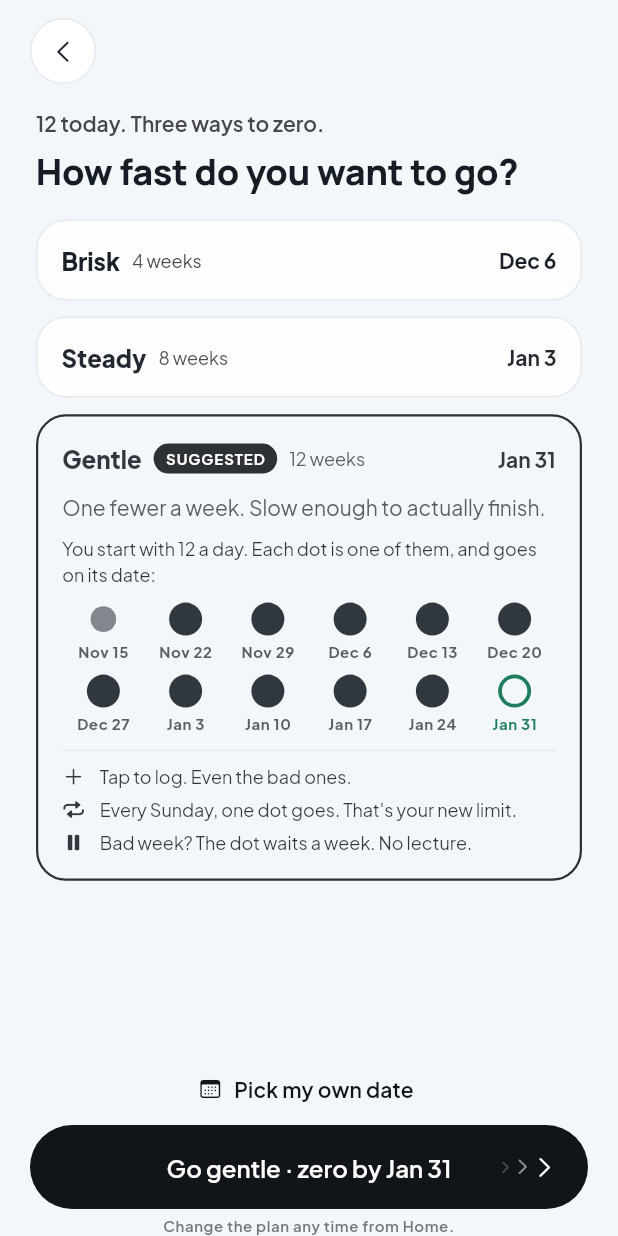
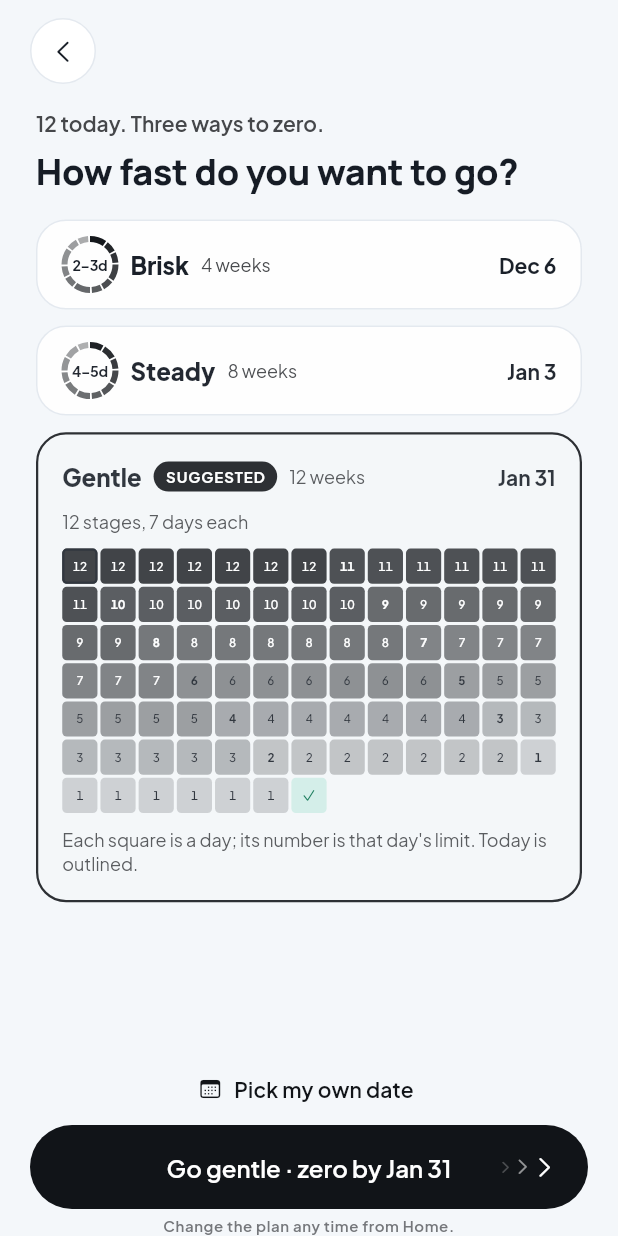
Before and after one commit to phawadshah2/exhale, a Flutter app: the screen it shows after launch, swiped to page 3, on a phone screen of 412 x 824 dp. Run offline on Flutter 3.47's test engine with Material 3 defaults, Android fonts, the phone set to English and light mode, and no system bars; our stand-ins replace drift, drift_flutter, flutter_riverpod, get_it, go_router, package_info_plus; missing offline and left inert: liquid_glass_renderer; accounts and stored records are empty; generated files the repository leaves out were written again.

Commit message:
feat(onboarding): show each pace's stages on the plan

```diff
--- a/lib/features/onboarding/presentation/onboarding_copy.dart
+++ b/lib/features/onboarding/presentation/onboarding_copy.dart
@@ -280,16 +280,37 @@ abstract final class OnboardingCopy {
   static String dealGo(String? pace, String date) =>
       '${pace == null ? 'Go' : 'Go ${pace.toLowerCase()}'} · zero by $date';
   static const pickOwnDate = 'Pick my own date';
-  static const ruleLog = 'Tap to log. Even the bad ones.';
-  static const ruleHold = 'Bad week? The dot waits a week. No lecture.';
-  static String ruleEvery(int days, String weekday) => days == 7
-      ? "Every $weekday, one dot goes. That's your new limit."
-      : 'About every $days days, one dot goes.';
-  static String dotsIntro(int amount, int unit, String units) => unit == 1
-      ? 'You start with $amount a day. Each dot is one of them, and goes on '
-            'its date:'
-      : 'You start with $amount a day. Each dot is $unit $units, and goes on '
-            'its date:';
+  static const customPace = 'Your date';
+
+  /// "4 weeks", or "5 wk 5 d" when it is not whole weeks.
+  static String planLength(int days) => days % 7 == 0
+      ? weeks(days ~/ 7)
+      : days < 7
+      ? '$days d'
+      : '${days ~/ 7} wk ${days % 7} d';
+
+  /// How long a stage lasts, inside the closed card's ring.
+  static String stageSpan(int shortest, int longest) =>
+      shortest == longest ? '${shortest}d' : '$shortest–${longest}d';
+  static String stagesLine(int count, int shortest, int longest) {
+    final days = shortest == longest ? '$shortest' : '$shortest–$longest';
+    return '$count stages, $days ${longest == 1 ? 'day' : 'days'} each';
+  }
+
+  /// Under the grid: what a square is, by its length in days.
+  static String gridNote(int squareDays) => switch (squareDays) {
+    1 =>
+      "Each square is a day; its number is that day's limit. Today is "
+          'outlined.',
+    7 =>
+      'Each square is a week; its number is the daily limit when it '
+          'starts. This week is outlined.',
+    _ =>
+      'Each square is ${squareDays ~/ 7} weeks; its number is the daily '
+          'limit when they start. The first is outlined.',
+  };
+  static String gridSummary(int days, int start, String date) =>
+      '$days days, $start a day falling to zero by $date.';
   static const dealFinePrint = 'Change the plan any time from Home.';
 
   static const continueButton = 'Continue';
--- a/lib/features/onboarding/presentation/steps/deal_step.dart
+++ b/lib/features/onboarding/presentation/steps/deal_step.dart
@@ -1,4 +1,5 @@
 import 'dart:async';
+import 'dart:math' as math;
 
 import 'package:exhale/app/router/app_routes.dart';
 import 'package:exhale/core/domain/time/logical_day.dart';
@@ -21,28 +22,23 @@ import 'package:flutter_riverpod/flutter_riverpod.dart';
 import 'package:go_router/go_router.dart';
 
 class _Pace {
-  const _Pace(this.name, this.weeks, this.blurb);
+  const _Pace(this.name, this.weeks);
 
   final String name;
   final int weeks;
-  final String blurb;
 
   int get days => weeks * 7;
 }
 
-const _paces = [
-  _Pace(
-    'Brisk',
-    4,
-    'Fast and firm. For people who’ve done this before. Allegedly.',
-  ),
-  _Pace('Steady', 8, 'Eight weeks. A resolution that actually sticks.'),
-  _Pace('Gentle', 12, 'One fewer a week. Slow enough to actually finish.'),
-];
+const _paces = [_Pace('Brisk', 4), _Pace('Steady', 8), _Pace('Gentle', 12)];
 
-/// Step 3: three ways to zero, the plan's rules, and the save.
+/// Step 3: three ways to zero, each showing its stages, an optional date of
+/// the user's own, and the save.
 class DealStep extends ConsumerStatefulWidget {
   const DealStep({super.key});
+
+  /// The selected card's grid of days.
+  static const Key gridKey = ValueKey('dealStageGrid');
 
   @override
   ConsumerState<DealStep> createState() => _DealStepState();
@@ -52,6 +48,9 @@ class _DealStepState extends ConsumerState<DealStep> {
   /// The replace alert is up, so another press must not open a second one.
   bool _asking = false;
 
+  /// The date picked with "Pick my own date"; its card stays once picked.
+  LogicalDay? _custom;
+
   @override
   void initState() {
     super.initState();
@@ -60,7 +59,7 @@ class _DealStepState extends ConsumerState<DealStep> {
       if (!mounted) return;
       final form = ref.read(onboardingFormProvider);
       if (form.quitPreset == null) return;
-      _choose(_paces[_suggestedIndex(form)]);
+      _choose(form.startDay.addDays(_paces[_suggestedIndex(form)].days));
     });
   }
 
@@ -79,12 +78,8 @@ class _DealStepState extends ConsumerState<DealStep> {
     return best;
   }
 
-  void _choose(_Pace pace) {
-    final form = ref.read(onboardingFormProvider);
-    ref
-        .read(onboardingFormProvider.notifier)
-        .setQuitDay(form.startDay.addDays(pace.days));
-  }
+  void _choose(LogicalDay quitDay) =>
+      ref.read(onboardingFormProvider.notifier).setQuitDay(quitDay);
 
   Future<void> _pickDate() async {
     final controller = ref.read(onboardingFormProvider.notifier);
@@ -97,6 +92,11 @@ class _DealStepState extends ConsumerState<DealStep> {
     );
     if (picked == null || !mounted) return;
     controller.setQuitDay(LogicalDay.fromDate(picked));
+    final form = ref.read(onboardingFormProvider);
+    final isPace = _paces.any(
+      (p) => form.quitDay == form.startDay.addDays(p.days),
+    );
+    if (!isPace) setState(() => _custom = form.quitDay);
   }
 
   Future<void> _shake() async {
@@ -137,6 +137,19 @@ class _DealStepState extends ConsumerState<DealStep> {
     final selected = _paces.indexWhere(
       (p) => form.quitDay == form.startDay.addDays(p.days),
     );
+    // A date that is no pace's, as when coming back to this step, is the
+    // user's own.
+    final custom = _custom ?? (selected < 0 ? form.quitDay : null);
+    final cards = [
+      for (final (i, pace) in _paces.indexed)
+        (
+          name: pace.name,
+          quit: form.startDay.addDays(pace.days),
+          suggested: i == suggested,
+        ),
+      if (custom != null)
+        (name: OnboardingCopy.customPace, quit: custom, suggested: false),
+    ];
 
     return OnboardingStepFrame(
       button: ChevronButton(
@@ -191,19 +204,20 @@ class _DealStepState extends ConsumerState<DealStep> {
             ),
           ),
           const SizedBox(height: AppSpacing.md + 2),
-          for (final (i, pace) in _paces.indexed)
+          for (final (i, card) in cards.indexed)
             StepReveal(
               index: 2 + i,
               child: Padding(
                 padding: const EdgeInsets.only(bottom: 10),
                 child: _PaceCard(
-                  pace: pace,
+                  name: card.name,
+                  quit: card.quit,
                   form: form,
-                  open: i == selected,
-                  suggested: i == suggested,
+                  open: form.quitDay == card.quit,
+                  suggested: card.suggested,
                   onTap: () {
                     unawaited(HapticFeedback.selectionClick());
-                    _choose(pace);
+                    _choose(card.quit);
                   },
                 ),
               ),
@@ -242,16 +256,26 @@ class _DealStepState extends ConsumerState<DealStep> {
   }
 }
 
+/// The shortest and longest stage of [plan], in days.
+(int, int) _stageSpan(ReductionPlan plan) {
+  final lengths = [for (final stage in plan.stages) stage.lengthDays];
+  return (lengths.reduce(math.min), lengths.reduce(math.max));
+}
+
+/// One way to zero. Closed, a ring of its stages; selected, the stage count
+/// and a grid of its days.
 class _PaceCard extends StatelessWidget {
   const _PaceCard({
-    required this.pace,
+    required this.name,
+    required this.quit,
     required this.form,
     required this.open,
     required this.suggested,
     required this.onTap,
   });
 
-  final _Pace pace;
+  final String name;
+  final LogicalDay quit;
   final OnboardingFormState form;
   final bool open;
   final bool suggested;
@@ -262,16 +286,22 @@ class _PaceCard extends StatelessWidget {
     final colors = context.colors;
     final exhale = context.exhale;
     final text = context.textTheme;
-    final quit = form.startDay.addDays(pace.days);
     final plan = ReductionPlan(
       startDay: form.startDay,
       startLimit: form.startLimit,
       quitDay: quit,
     );
+    final (shortest, longest) = _stageSpan(plan);
+    final stagesLine = OnboardingCopy.stagesLine(
+      plan.stageCount,
+      shortest,
+      longest,
+    );
+    final length = OnboardingCopy.planLength(plan.totalDays);
     final cardColor =
         context.theme.cardTheme.color ?? colors.surfaceContainerLow;
-    final name = Text(
-      pace.name,
+    final title = Text(
+      name,
       overflow: TextOverflow.ellipsis,
       style: text.titleMedium?.copyWith(fontWeight: FontWeight.w800),
     );
@@ -293,12 +323,16 @@ class _PaceCard extends StatelessWidget {
       ),
     );
     final weeks = Text(
-      OnboardingCopy.weeks(pace.weeks),
+      length,
       style: text.bodySmall?.copyWith(color: colors.onSurfaceVariant),
     );
     final date = Text(
       AppFormat.monthDay(quit),
       style: text.titleSmall?.copyWith(fontWeight: FontWeight.w700),
+    );
+    final ring = _StageRing(
+      plan: plan,
+      label: OnboardingCopy.stageSpan(shortest, longest),
     );
     // The header is read as the card's label; the rest of an open card is
     // read after it.
@@ -308,17 +342,24 @@ class _PaceCard extends StatelessWidget {
               spacing: 8,
               runSpacing: 4,
               crossAxisAlignment: WrapCrossAlignment.center,
-              children: [name, if (suggested) badge, weeks, date],
+              children: [
+                if (!open) ring,
+                title,
+                if (suggested) badge,
+                weeks,
+                date,
+              ],
             )
           : Row(
               spacing: 8,
               children: [
+                if (!open) ring,
                 // Takes the rest of the row, so the date sits at its end.
                 Expanded(
                   child: Row(
                     spacing: 8,
                     children: [
-                      Flexible(child: name),
+                      Flexible(child: title),
                       if (suggested) badge,
                       Flexible(child: weeks),
                     ],
@@ -328,16 +369,21 @@ class _PaceCard extends StatelessWidget {
               ],
             ),
     );
+    final muted = text.bodySmall?.copyWith(
+      color: colors.onSurfaceVariant,
+      height: 1.35,
+    );
     return Semantics(
       button: true,
       inMutuallyExclusiveGroup: true,
       checked: open,
       onTap: onTap,
       label: [
-        pace.name,
+        name,
         if (suggested) OnboardingCopy.suggested.toLowerCase(),
-        OnboardingCopy.weeks(pace.weeks),
+        length,
         AppFormat.monthDay(quit),
+        stagesLine,
       ].join(', '),
       child: GestureDetector(
         behavior: HitTestBehavior.opaque,
@@ -348,7 +394,7 @@ class _PaceCard extends StatelessWidget {
           curve: AppMotion.swapCurve,
           padding: EdgeInsets.symmetric(
             horizontal: 16,
-            vertical: open ? 16 : 14,
+            vertical: open ? 16 : 10,
           ),
           decoration: BoxDecoration(
             color: open ? exhale.inset : cardColor,
@@ -368,23 +414,12 @@ class _PaceCard extends StatelessWidget {
               children: [
                 header,
                 if (open) ...[
+                  ExcludeSemantics(child: Text(stagesLine, style: muted)),
+                  _StageGrid(key: DealStep.gridKey, plan: plan),
                   Text(
-                    pace.blurb,
-                    style: text.bodyMedium?.copyWith(
-                      color: colors.onSurfaceVariant,
-                      height: 1.4,
-                    ),
+                    OnboardingCopy.gridNote(_StageGrid.squareDays(plan)),
+                    style: muted,
                   ),
-                  Text(
-                    OnboardingCopy.dotsIntro(
-                      form.startLimit,
-                      form.dotUnit,
-                      form.habit.units,
-                    ),
-                    style: text.bodySmall?.copyWith(height: 1.4),
-                  ),
-                  _Dots(plan: plan, form: form),
-                  _Rules(plan: plan, form: form),
                 ],
               ],
             ),
@@ -395,98 +430,161 @@ class _PaceCard extends StatelessWidget {
   }
 }
 
-/// The days each dot goes: a dot is [OnboardingFormState.dotUnit] of the
-/// starting limit, and goes on the first day the limit falls that far.
-List<LogicalDay> _dropDays(ReductionPlan plan, OnboardingFormState form) {
-  final unit = form.dotUnit;
-  return [
-    for (var k = 0; k < form.dotCount; k++)
-      () {
-        final target = (form.startLimit - (k + 1) * unit).clamp(0, 999);
-        for (var d = 0; d <= plan.totalDays; d++) {
-          final day = form.startDay.addDays(d);
-          if (plan.limitOn(day) <= target) return day;
-        }
-        return plan.quitDay;
-      }(),
-  ];
+/// A ring of [plan]'s stages: each segment as long as its stage, darker for
+/// a higher limit, with [label] (how long a stage lasts) inside.
+class _StageRing extends StatelessWidget {
+  const _StageRing({required this.plan, required this.label});
+
+  final ReductionPlan plan;
+  final String label;
+
+  static const double size = 38;
+
+  @override
+  Widget build(BuildContext context) => SizedBox.square(
+    dimension: size,
+    child: CustomPaint(
+      painter: _StageRingPainter(plan: plan, color: context.exhale.emphasis),
+      child: Center(
+        child: MediaQuery.withNoTextScaling(
+          child: Text(
+            label,
+            maxLines: 1,
+            style: context.textTheme.labelSmall?.copyWith(
+              fontSize: 9.5,
+              fontWeight: FontWeight.w700,
+              letterSpacing: -0.2,
+            ),
+          ),
+        ),
+      ),
+    ),
+  );
 }
 
-/// One dot per unit of today's limit, each with the date it goes. In turn
-/// they fade out and back, so the taper plays on a loop. Still under Reduce
-/// Motion.
-class _Dots extends StatefulWidget {
-  const _Dots({required this.plan, required this.form});
+class _StageRingPainter extends CustomPainter {
+  _StageRingPainter({required this.plan, required this.color});
 
   final ReductionPlan plan;
-  final OnboardingFormState form;
+  final Color color;
+
+  static const double _stroke = 4;
+  static const double _gap = 1.2;
 
   @override
-  State<_Dots> createState() => _DotsState();
-}
-
-class _DotsState extends State<_Dots> with SingleTickerProviderStateMixin {
-  late final AnimationController _loop = AnimationController(
-    vsync: this,
-    duration: const Duration(seconds: 10),
-  );
-
-  @override
-  void didChangeDependencies() {
-    super.didChangeDependencies();
-    if (MediaQuery.disableAnimationsOf(context)) {
-      _loop
-        ..stop()
-        ..value = 0;
-    } else if (!_loop.isAnimating) {
-      _loop.repeat();
+  void paint(Canvas canvas, Size size) {
+    final radius = (size.shortestSide - _stroke) / 2;
+    final rect = Rect.fromCircle(
+      center: size.center(Offset.zero),
+      radius: radius,
+    );
+    final gap = _gap / radius;
+    final paint = Paint()
+      ..style = PaintingStyle.stroke
+      ..strokeWidth = _stroke;
+    var start = -math.pi / 2;
+    for (final stage in plan.stages) {
+      final sweep = stage.lengthDays / plan.totalDays * 2 * math.pi;
+      paint.color = color.withValues(
+        alpha: 0.3 + 0.7 * stage.limit / plan.startLimit,
+      );
+      canvas.drawArc(
+        rect,
+        start,
+        math.max(sweep - gap, sweep / 2),
+        false,
+        paint,
+      );
+      start += sweep;
     }
   }
 
   @override
-  void dispose() {
-    _loop.dispose();
-    super.dispose();
+  bool shouldRepaint(_StageRingPainter old) =>
+      old.plan.totalDays != plan.totalDays ||
+      old.plan.startLimit != plan.startLimit ||
+      old.color != color;
+}
+
+/// [plan]'s limits as squares, the quit day last as a check: one a day
+/// while that fits [_maxColumns] × [_maxRows], else one per week (or per N
+/// weeks). It keeps [_minRows] to [_maxRows] rows, using the fewest columns
+/// that fit, so a shorter plan gets bigger squares. VoiceOver reads it as
+/// one line.
+class _StageGrid extends StatelessWidget {
+  const _StageGrid({required this.plan, super.key});
+
+  final ReductionPlan plan;
+
+  static const int _maxColumns = 14;
+  static const int _minColumns = 7;
+  static const int _maxRows = 7;
+  static const int _minRows = 4;
+  static const double _gap = 2;
+
+  /// Days each square stands for.
+  static int squareDays(ReductionPlan plan) {
+    const cells = _maxColumns * _maxRows;
+    if (plan.totalDays + 1 <= cells) return 1;
+    return ((plan.totalDays + 1) / cells / 7).ceil() * 7;
   }
 
-  /// 0 while the dot is on, 1 while it is gone. Dot [k] goes at 6% + 6% * k
-  /// of the loop and all return at 88% to 94%.
-  double _gone(double t, int k) {
-    final start = (6 + 6 * k) / 100;
-    if (t <= start) return 0;
-    if (t < start + 0.02) return (t - start) / 0.02;
-    if (t <= 0.88) return 1;
-    if (t < 0.94) return 1 - (t - 0.88) / 0.06;
-    return 0;
+  /// Columns for [count] squares.
+  static int columns(int count) {
+    var columns = (count / _maxRows).ceil().clamp(_minColumns, _maxColumns);
+    if ((count / columns).ceil() < _minRows) {
+      columns = math.max(1, (count / _minRows).ceil());
+    }
+    return columns;
   }
 
   @override
   Widget build(BuildContext context) {
-    final colors = context.colors;
-    final text = context.textTheme;
-    final days = _dropDays(widget.plan, widget.form);
-    final last = days.length - 1;
-    final unit = widget.form.dotUnit;
-    final unitText = unit == 1 ? 'unit' : '$unit units';
+    final step = squareDays(plan);
+    final squares = (plan.totalDays / step).ceil();
+    final limits = [
+      for (var i = 0; i < squares; i++)
+        plan.limitOn(plan.startDay.addDays(i * step)),
+    ];
+    final count = squares + 1;
+    final columnCount = columns(count);
     return Semantics(
-      label:
-          '${days.length} dots, one per $unitText of today. The first goes '
-          'on ${AppFormat.monthDay(days.first)}, the '
-          'last on ${AppFormat.monthDay(days[last])}, which is zero.',
+      label: OnboardingCopy.gridSummary(
+        plan.totalDays,
+        plan.startLimit,
+        AppFormat.monthDay(plan.quitDay),
+      ),
       excludeSemantics: true,
-      child: AnimatedBuilder(
-        animation: _loop,
-        builder: (context, _) => LayoutBuilder(
+      child: MediaQuery.withNoTextScaling(
+        child: LayoutBuilder(
           builder: (context, constraints) {
-            final columns = context.hasLargeText ? 3 : 6;
-            final width = constraints.maxWidth / columns;
-            return Wrap(
-              runSpacing: 8,
+            final side =
+                (constraints.maxWidth - _gap * (columnCount - 1)) / columnCount;
+            final rows = (count / columnCount).ceil();
+            return Column(
+              crossAxisAlignment: CrossAxisAlignment.start,
+              spacing: _gap,
               children: [
-                for (var k = 0; k <= last; k++)
-                  SizedBox(
-                    width: width,
-                    child: _dot(k, k == last, days[k], colors, text),
+                for (var r = 0; r < rows; r++)
+                  Row(
+                    spacing: _gap,
+                    children: [
+                      for (
+                        var i = r * columnCount;
+                        i < math.min(count, (r + 1) * columnCount);
+                        i++
+                      )
+                        _square(
+                          context,
+                          side: side,
+                          limit: i < squares ? limits[i] : null,
+                          first: i == 0,
+                          drop:
+                              i > 0 &&
+                              i < squares &&
+                              limits[i] != limits[i - 1],
+                        ),
+                    ],
                   ),
               ],
             );
@@ -496,99 +594,52 @@ class _DotsState extends State<_Dots> with SingleTickerProviderStateMixin {
     );
   }
 
-  Widget _dot(
-    int k,
-    bool zero,
-    LogicalDay day,
-    ColorScheme colors,
-    TextTheme text,
-  ) {
-    final gone = _gone(_loop.value, k);
-    final ring = context.exhale.success.foreground;
-    return Column(
-      children: [
-        Opacity(
-          opacity: 1 - 0.84 * gone,
-          child: Transform.scale(
-            scale: 1 - 0.45 * gone,
-            child: Container(
-              width: 22,
-              height: 22,
-              decoration: BoxDecoration(
-                shape: BoxShape.circle,
-                color: zero ? null : colors.onSurface,
-                border: zero ? Border.all(color: ring, width: 2.5) : null,
+  /// A null [limit] is the quit day.
+  Widget _square(
+    BuildContext context, {
+    required double side,
+    required int? limit,
+    required bool first,
+    required bool drop,
+  }) {
+    final colors = context.colors;
+    final exhale = context.exhale;
+    final strength = limit == null
+        ? 0.0
+        : 0.12 + 0.78 * limit / plan.startLimit;
+    final fontSize = (side * 0.34).clamp(7.0, 14.0);
+    return Container(
+      width: side,
+      height: side,
+      alignment: Alignment.center,
+      decoration: BoxDecoration(
+        color: limit == null
+            ? exhale.success.soft
+            : exhale.emphasis.withValues(alpha: strength),
+        borderRadius: BorderRadius.circular(side < 24 ? 3 : 5),
+      ),
+      foregroundDecoration: first
+          ? BoxDecoration(
+              border: Border.all(color: colors.onSurface, width: 1.5),
+              borderRadius: BorderRadius.circular(side < 24 ? 3 : 5),
+            )
+          : null,
+      child: limit == null
+          ? Icon(
+              AppIcons.check,
+              size: fontSize + 2,
+              color: exhale.success.foreground,
+            )
+          : Text(
+              '$limit',
+              style: TextStyle(
+                fontSize: fontSize,
+                height: 1,
+                fontWeight: drop ? FontWeight.w700 : FontWeight.w500,
+                fontFeatures: const [FontFeature.tabularFigures()],
+                color: strength > 0.55 ? exhale.onEmphasis : colors.onSurface,
               ),
             ),
-          ),
-        ),
-        const SizedBox(height: 4),
-        Text(
-          AppFormat.monthDay(day),
-          maxLines: 1,
-          style: text.labelSmall?.copyWith(
-            fontWeight: FontWeight.w700,
-            color: zero ? ring : colors.onSurfaceVariant,
-          ),
-        ),
-      ],
     );
   }
 }
-
-class _Rules extends StatelessWidget {
-  const _Rules({required this.plan, required this.form});
-
-  final ReductionPlan plan;
-  final OnboardingFormState form;
-
-  @override
-  Widget build(BuildContext context) {
-    final colors = context.colors;
-    final per = plan.totalDays / form.dotCount;
-    final first = _dropDays(plan, form).first;
-    final weekday = const [
-      'Monday',
-      'Tuesday',
-      'Wednesday',
-      'Thursday',
-      'Friday',
-      'Saturday',
-      'Sunday',
-    ][first.toLocalDate().weekday - 1];
-    final rules = [
-      (AppIcons.add, OnboardingCopy.ruleLog),
-      (AppIcons.habit, OnboardingCopy.ruleEvery(per.round(), weekday)),
-      (AppIcons.pause, OnboardingCopy.ruleHold),
-    ];
-    return DecoratedBox(
-      decoration: BoxDecoration(
-        border: Border(top: BorderSide(color: colors.outlineVariant)),
-      ),
-      child: Padding(
-        padding: const EdgeInsets.only(top: 10),
-        child: Column(
-          crossAxisAlignment: CrossAxisAlignment.start,
-          spacing: 6,
-          children: [
-            for (final (icon, line) in rules)
-              Row(
-                spacing: 10,
-                children: [
-                  Icon(icon, size: 15, color: colors.onSurface),
-                  Expanded(
-                    child: Text(
-                      line,
-                      style: context.textTheme.bodySmall?.copyWith(
-                        height: 1.35,
-                      ),
-                    ),
-                  ),
-                ],
-              ),
-          ],
-        ),
-      ),
-    );
-  }
-}
```
Also changed, not shown: 3 other files.
